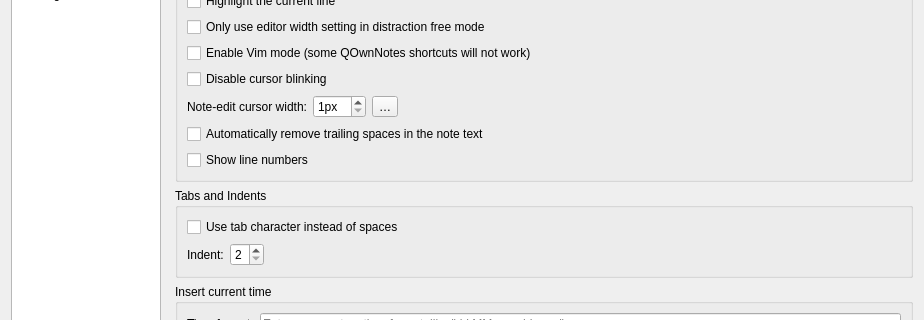
pbek/QOwnNotes, file src/dialogs/settingsdialog.ui: the form before one commit; both pictures show x 0 to 924 and y 219 to 539 of the 924 by 1233 pixel window.
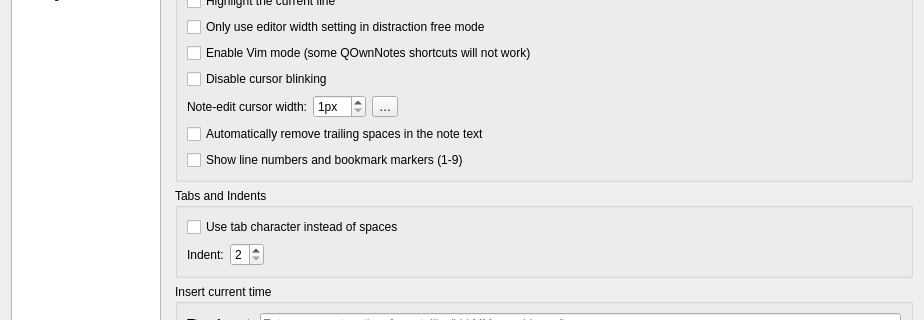
The form after the commit. The open tabs and pages were chosen to show the change. Icons and pictures are not drawn. Custom widgets are drawn as their Qt base class.

Commit message: #3453 noteedit: allow showing of bookmark markers

The edit to the form file:
```diff
--- a/src/dialogs/settingsdialog.ui
+++ b/src/dialogs/settingsdialog.ui
@@ -5542,7 +5542,7 @@
                 <item row="9" column="0" colspan="4">
                  <widget class="QCheckBox" name="showLineNumbersInEditorCheckBox">
                   <property name="text">
-                   <string>Show line numbers</string>
+                    <string>Show line numbers and bookmark markers (1-9)</string>
                   </property>
                  </widget>
                 </item>
```
Lines whose indentation alone changed are shown as unchanged. The commit also changes 4 other files.
